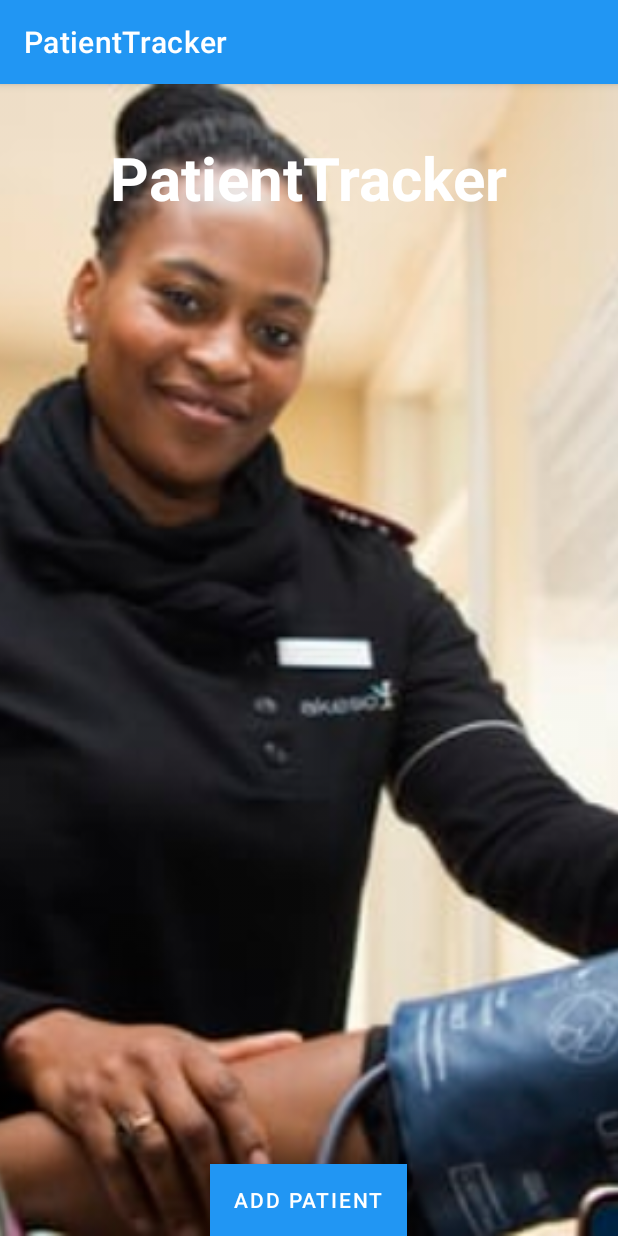
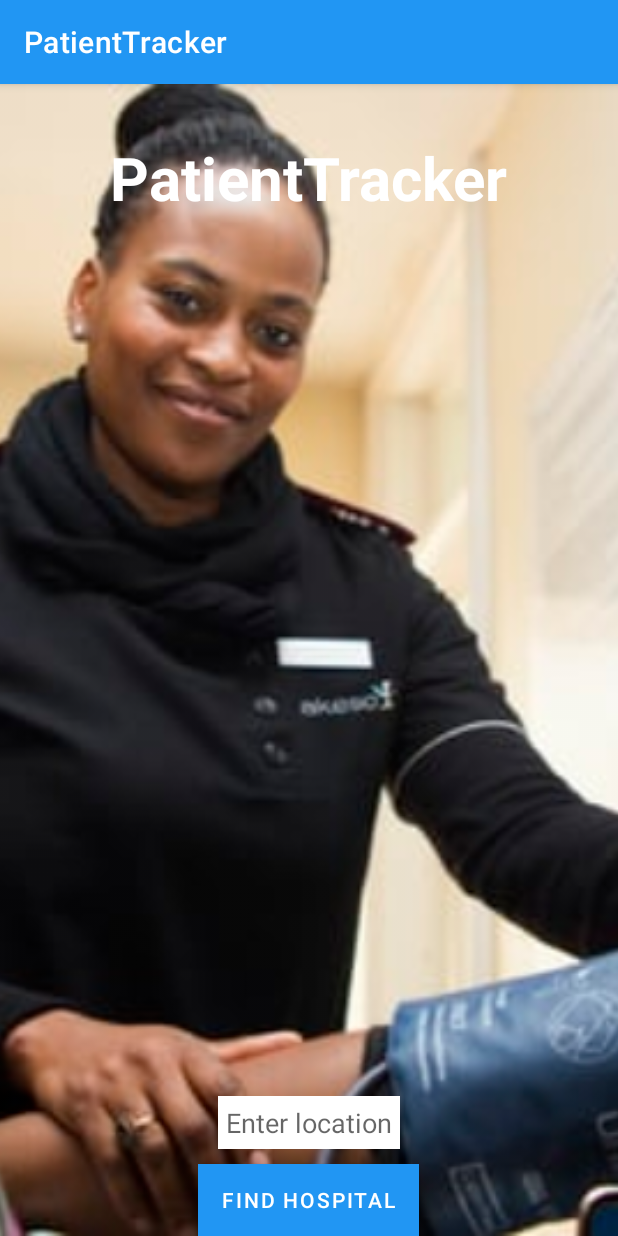
Before and after one commit to Gladys-nimo/patient-tracker, an Android app: the screen it shows after launch (MainActivity), on a phone screen of 412 x 824 dp. Run offline under Robolectric (Android 15) with nearby library versions, the phone set to English and light mode, and no system bars.

Commit message:
edited my activities

```diff
--- a/app/src/main/AndroidManifest.xml
+++ b/app/src/main/AndroidManifest.xml
@@ -9,7 +9,7 @@
         android:roundIcon="@mipmap/ic_launcher_round"
         android:supportsRtl="true"
         android:theme="@style/Theme.PatientTracker">
-        <activity android:name=".PatientActivity"></activity>
+        <activity android:name=".HospitalActivity"></activity>
         <activity android:name=".MainActivity">
             <intent-filter>
                 <action android:name="android.intent.action.MAIN" />
--- a/app/src/main/java/com/moringaschool/patienttracker/MainActivity.java
+++ b/app/src/main/java/com/moringaschool/patienttracker/MainActivity.java
@@ -2,23 +2,33 @@ package com.moringaschool.patienttracker;
 
 import androidx.appcompat.app.AppCompatActivity;
 
+import android.content.Intent;
 import android.os.Bundle;
+import android.util.Log;
 import android.view.View;
 import android.widget.Button;
+import android.widget.EditText;
 import android.widget.Toast;
 
 public class MainActivity extends AppCompatActivity {
-    Button button;
+    private Button mFindHospitalButton;
+    private EditText mLocationEditText;
 
     @Override
     protected void onCreate(Bundle savedInstanceState) {
         super.onCreate(savedInstanceState);
         setContentView(R.layout.activity_main);
 
-         Button button = (Button) findViewById(R.id.addPatientButton);
-        button.setOnClickListener(new View.OnClickListener() {
+        mLocationEditText = (EditText) findViewById(R.id.locationEditText);
+        mFindHospitalButton = (Button) findViewById(R.id.findHospitalButton);
+       mFindHospitalButton.setOnClickListener(new View.OnClickListener() {
+
+            @Override
             public void onClick(View v) {
-            Toast.makeText(MainActivity.this, "Add patient", Toast.LENGTH_LONG).show();
+                String location = mLocationEditText.getText().toString();
+                Intent intent = new Intent(MainActivity.this, HospitalActivity.class);
+                intent.putExtra("location", location);
+                startActivity(intent);
             }
         });
 
--- a/app/src/main/res/layout/activity_main.xml
+++ b/app/src/main/res/layout/activity_main.xml
@@ -23,16 +23,26 @@
         android:textColor="@color/colorTextIcon"
         android:textSize="40sp"
         android:textStyle="bold"/>
+    <EditText
+        android:layout_width="wrap_content"
+        android:layout_height="wrap_content"
+        android:id="@+id/locationEditText"
+        android:background="@color/colorTextIcon"
+        android:layout_above="@+id/findHospitalButton"
+        android:layout_marginBottom="10dp"
+        android:padding="5dp"
+        android:hint="Enter location"
+        android:layout_centerHorizontal="true" />
 
     <Button
-        android:id="@+id/addPatientButton"
+        android:id="@+id/findHospitalButton"
         android:layout_width="wrap_content"
         android:layout_height="wrap_content"
         android:layout_alignParentBottom="true"
         android:layout_centerHorizontal="true"
         android:background="@color/blue_700"
         android:textColor="@color/colorTextIcon"
-        android:text="Add Patient" />
+        android:text="find hospital" />
 
 
 
```
Also changed, not shown: app/src/main/java/com/moringaschool/patienttracker/HospitalActivity.java (added, +22 -0 lines), app/src/main/java/com/moringaschool/patienttracker/PatientActivity.java (deleted, +0 -14 lines), app/src/main/res/layout/activity_hospital.xml (added, +13 -0 lines), app/src/main/res/layout/activity_patient.xml (deleted, +0 -9 lines).
